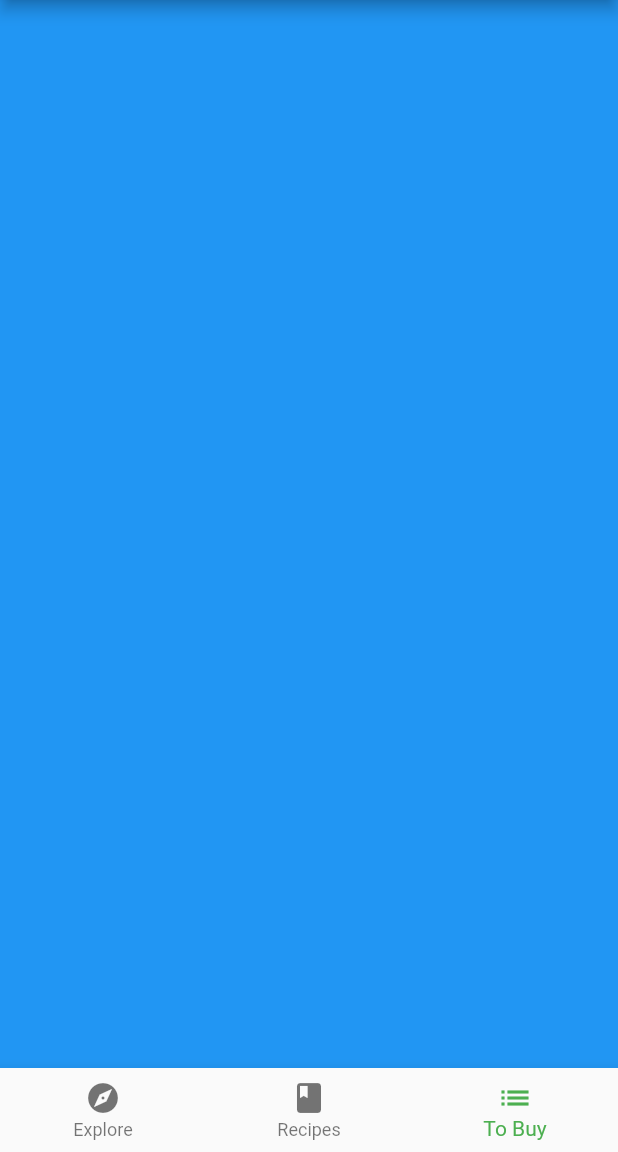
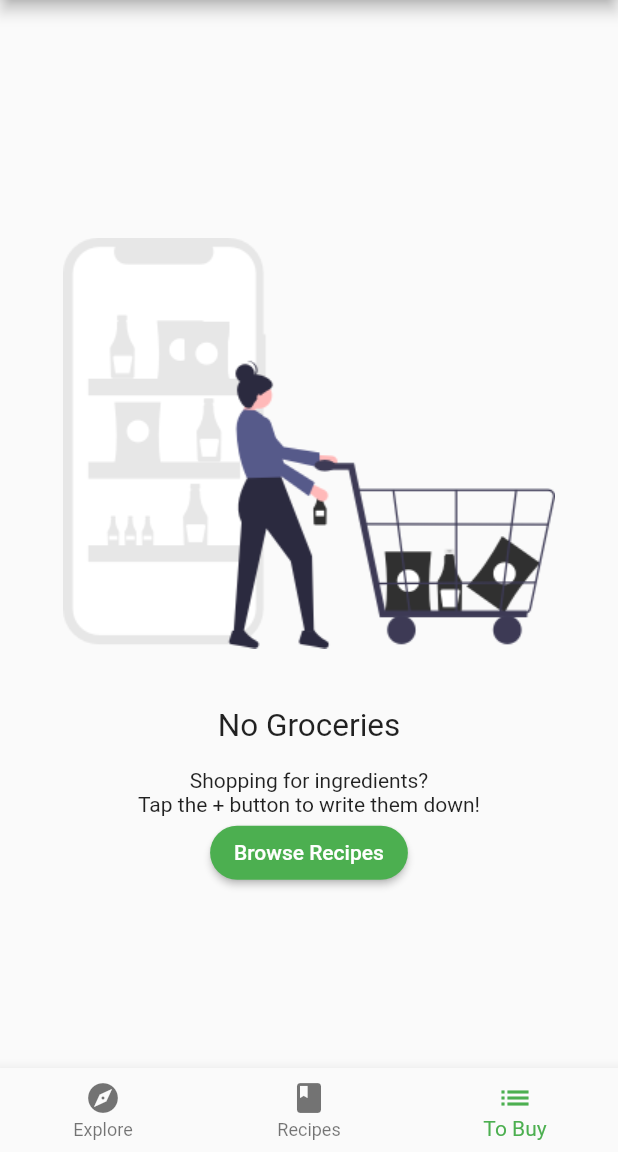
Before and after one commit to Mwita04/starter_interactive_widgets, a Flutter app: the screen it shows after launch, item 3 of the bottom bar chosen, on a phone screen of 412 x 824 dp, the part 84-1236 px from its top. Run offline on Flutter 3.47's test engine with Material 2 defaults, Android fonts, the phone set to English and light mode, and no system bars; our stand-ins replace google_fonts; project files that could hold a hidden picture were left out.

Commit message:
commit on master

```diff
--- a/lib/home.dart
+++ b/lib/home.dart
@@ -1,5 +1,5 @@
 import 'package:flutter/material.dart';
-
+import 'screens/grocery_screen.dart';
 import 'screens/explore_screen.dart';
 import 'screens/recipes_screen.dart';
 
@@ -11,13 +11,12 @@ class Home extends StatefulWidget {
 }
 
 class _HomeState extends State<Home> {
-  int _selectedIndex = 0;
+  int _selectedIndex = 1;
 
   static List<Widget> pages = <Widget>[
     ExploreScreen(),
     RecipesScreen(),
-    // TODO 1: Replace with grocery screen
-    Container(color: Colors.blue),
+    const GroceryScreen(),
   ];
 
   void _onItemTapped(int index) {
--- /dev/null
+++ b/lib/screens/empty_grocery_screen.dart
@@ -0,0 +1,54 @@
+import 'package:flutter/material.dart';
+
+class EmptyGroceryScreen extends StatelessWidget {
+  const EmptyGroceryScreen({Key? key}) : super(key: key);
+
+  @override
+  Widget build(BuildContext context) {
+    // 1
+    return Padding(
+      padding: const EdgeInsets.all(30.0),
+      // 2
+      child: Center(
+        // 3
+        child: Column(
+          mainAxisAlignment: MainAxisAlignment.center,
+          children: [
+            // 1
+            Flexible(
+              // 2
+              child: AspectRatio(
+                aspectRatio: 1 / 1,
+                child: Image.asset('assets/fooderlich_assets/empty_list.png'),
+              ),
+            ),
+
+            const Text(
+              'No Groceries',
+              style: TextStyle(fontSize: 21.0),
+            ),
+
+            const SizedBox(height: 16.0),
+            const Text(
+              'Shopping for ingredients?\n'
+              'Tap the + button to write them down!',
+              textAlign: TextAlign.center,
+            ),
+
+            MaterialButton(
+              textColor: Colors.white,
+              child: const Text('Browse Recipes'),
+              shape: RoundedRectangleBorder(
+                borderRadius: BorderRadius.circular(30.0),
+              ),
+              color: Colors.green,
+              onPressed: () {
+                // TODO 8: Go to Recipes Tab
+              },
+            ),
+          ],
+        ),
+      ),
+    );
+  }
+}
--- /dev/null
+++ b/lib/screens/grocery_screen.dart
@@ -0,0 +1,13 @@
+import 'package:flutter/material.dart';
+import 'empty_grocery_screen.dart';
+
+class GroceryScreen extends StatelessWidget {
+  const GroceryScreen({Key? key}) : super(key: key);
+
+  @override
+  Widget build(BuildContext context) {
+    // TODO 4: Add a scaffold widget
+    return const EmptyGroceryScreen();
+  }
+  // TODO: Add buildGroceryScreen
+}
```
